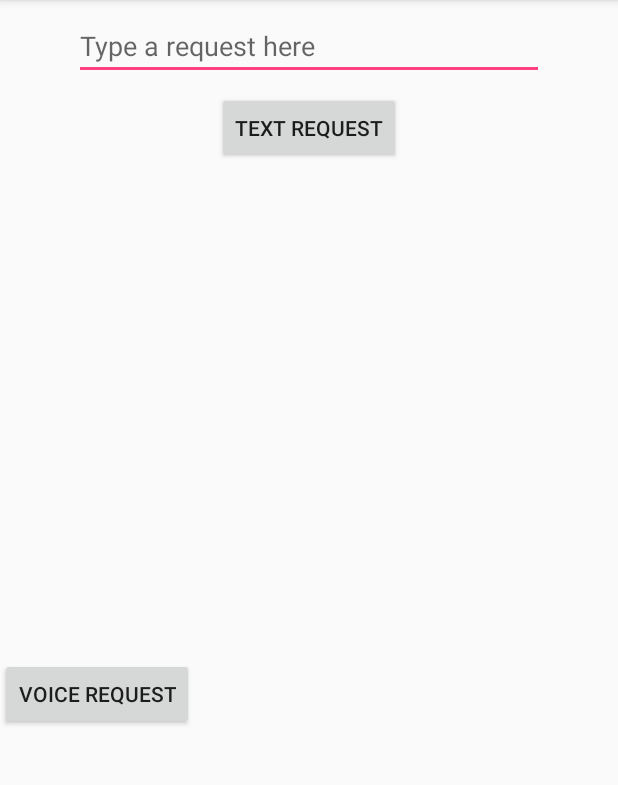
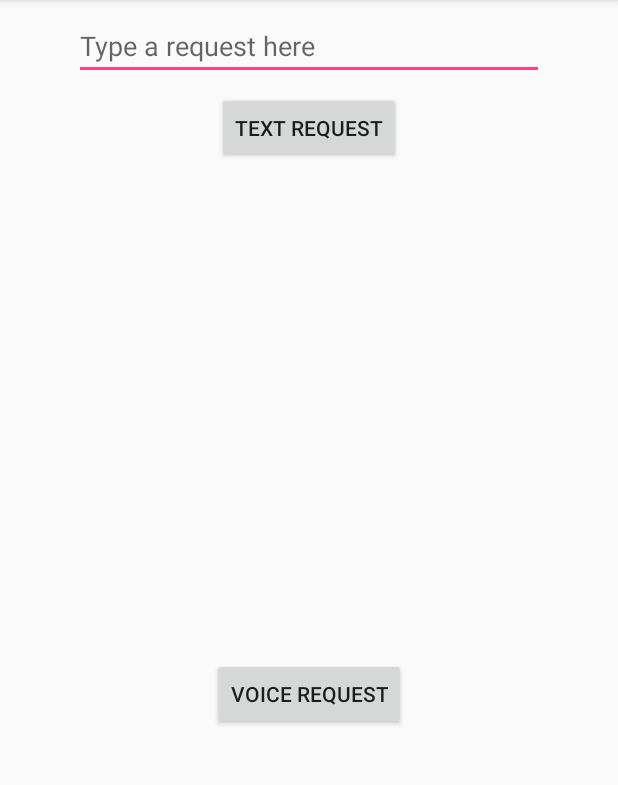
Before and after one commit to osvc96/DflowApp, an Android app: the screen it shows after launch (MainActivity), on a phone screen of 412 x 824 dp, the part 84-869 px from its top. Run offline under Robolectric (Android 15) with nearby library versions, the phone set to English and light mode, and no system bars; libraries missing offline, so code that uses them is left out: ai.api, ai.api.android, ai.api.model; 4 statements that could not run were skipped.

Commit message:
added text input/output

```diff
--- a/app/src/main/java/com/example/oscar/dflowapp/MainActivity.java
+++ b/app/src/main/java/com/example/oscar/dflowapp/MainActivity.java
@@ -1,11 +1,14 @@
 package com.example.oscar.dflowapp;
 
 import android.Manifest;
+import android.annotation.SuppressLint;
 import android.content.pm.PackageManager;
 import android.os.AsyncTask;
 import android.support.v4.app.ActivityCompat;
 import android.support.v4.content.ContextCompat;
 import android.support.v7.app.AppCompatActivity;
+import android.speech.tts.TextToSpeech;
+import android.speech.tts.TextToSpeech.OnInitListener;
 import android.os.Bundle;
 
 import ai.api.AIListener;
@@ -18,6 +21,7 @@ import ai.api.model.AIRequest;
 import ai.api.model.AIResponse;
 import ai.api.model.Result;
 
+import android.util.Log;
 import android.view.View;
 import android.widget.Button;
 import android.widget.EditText;
@@ -25,29 +29,29 @@ import android.widget.TextView;
 
 import com.google.gson.JsonElement;
 
+import java.util.Locale;
 import java.util.Map;
 
-public class MainActivity extends AppCompatActivity implements AIListener{
+public class MainActivity extends AppCompatActivity implements AIListener, OnInitListener{
 
-    private Button listenButton;
-    private Button readButton;
     private EditText editText;
     private TextView resultTextView;
+
+    private final String CLIENT_ACCESS_TOKEN = "0e9d80a4712e4de48ba4cdf8347d9b72";
+    private static final int REQUEST = 200;
+
     private AIService aiService;
     private AIDataService aiDataService;
-    private final String CLIENT_ACCESS_TOKEN = "0e9d80a4712e4de48ba4cdf8347d9b72";
-    private static final int REQUEST = 200;
     private AIError aiError;
 
+    private TextToSpeech tts;
 
     @Override
-    protected void onCreate(Bundle savedInstanceState) {
+    protected void onCreate(Bundle savedInstanceState)  {
         super.onCreate(savedInstanceState);
         setContentView(R.layout.activity_main);
 
         editText = (EditText) findViewById(R.id.editText);
-        listenButton = (Button) findViewById(R.id.listenButton);
-        readButton = (Button) findViewById(R.id.readButton);
         resultTextView = (TextView) findViewById(R.id.resultTextView);
 
         validateRecordingPermission();
@@ -60,7 +64,10 @@ public class MainActivity extends AppCompatActivity implements AIListener{
 
         aiService = AIService.getService(this, config);
         aiService.setListener(this);
+
+        tts = new TextToSpeech(this, this);
     }
+
 
     private void validateRecordingPermission() {
         if (ContextCompat.checkSelfPermission(MainActivity.this, Manifest.permission.RECORD_AUDIO) != PackageManager.PERMISSION_GRANTED) {
@@ -68,26 +75,13 @@ public class MainActivity extends AppCompatActivity implements AIListener{
         }
     }
 
-    public void voiceButtonOnClick(final View view){
-        aiService.startListening();
-    }
-
-    public void textButtonOnClick(final View view) {
-
-        final AIRequest aiRequest = new AIRequest();
-
-        String query = editText.getText().toString();
-
-        aiRequest.setQuery(query);
-
-
-
-        new AsyncTask<AIRequest, Void, AIResponse>() {
+    @SuppressLint("StaticFieldLeak")
+    private AsyncTask<AIRequest, Void, AIResponse> sendRequestToDialogflow = new AsyncTask<AIRequest, Void, AIResponse>() {
         @Override
         protected AIResponse doInBackground(AIRequest... requests) {
             final AIRequest request = requests[0];
             try {
-                    final AIResponse response = aiDataService.request(aiRequest);
+                final AIResponse response = aiDataService.request(requests[0]);
                 return response;
             } catch (AIServiceException e) {
                 aiError = new AIError(e);
@@ -103,12 +97,17 @@ public class MainActivity extends AppCompatActivity implements AIListener{
                 onError(aiError);
             }
         }
-        }.execute(aiRequest);
+    };
 
-        //aiService.startListening();
+    public void textButtonOnClick(final View view) {
+        final AIRequest aiRequest = new AIRequest();
+        String query = editText.getText().toString();
+        aiRequest.setQuery(query);
+        sendRequestToDialogflow.execute(aiRequest);
+    }
 
-
-
+    public void voiceButtonOnClick(final View view){
+        aiService.startListening();
     }
 
     @Override
@@ -128,6 +127,7 @@ public class MainActivity extends AppCompatActivity implements AIListener{
                 "\nSpeech: " + res.getFulfillment().getSpeech();
         // Show results in TextView.
         resultTextView.setText(message);
+        speakOut(res.getFulfillment().getSpeech());
     }
 
     @Override
@@ -154,4 +154,24 @@ public class MainActivity extends AppCompatActivity implements AIListener{
     public void onListeningFinished() {
 
     }
+
+    @Override
+    public void onInit(int status) {
+        if (status == TextToSpeech.SUCCESS) {
+            int result = tts.setLanguage(Locale.US);
+            // tts.setPitch(5); // set pitch level
+            // tts.setSpeechRate(2); // set speech speed rate
+            if (result == TextToSpeech.LANG_MISSING_DATA
+                    || result == TextToSpeech.LANG_NOT_SUPPORTED) {
+                Log.e("TTS", "Language is not supported");
             }
+        } else {
+            Log.e("TTS", "Initilization Failed");
+        }
+    }
+
+    private void speakOut(String text) {
+        tts.speak(text, TextToSpeech.QUEUE_FLUSH, null);
+    }
+
+}
--- a/app/src/main/res/layout/activity_main.xml
+++ b/app/src/main/res/layout/activity_main.xml
@@ -10,11 +10,14 @@
         android:id="@+id/listenButton"
         android:layout_width="wrap_content"
         android:layout_height="wrap_content"
+        android:layout_marginEnd="16dp"
+        android:layout_marginStart="16dp"
         android:layout_marginTop="8dp"
         android:onClick="voiceButtonOnClick"
         android:text="Voice Request"
-        app:layout_constraintTop_toBottomOf="@+id/resultTextView"
-        tools:layout_editor_absoluteX="128dp" />
+        app:layout_constraintEnd_toEndOf="parent"
+        app:layout_constraintStart_toStartOf="parent"
+        app:layout_constraintTop_toBottomOf="@+id/resultTextView" />
 
     <TextView
         android:id="@+id/resultTextView"
```
Lines whose indentation alone changed are shown as unchanged.
